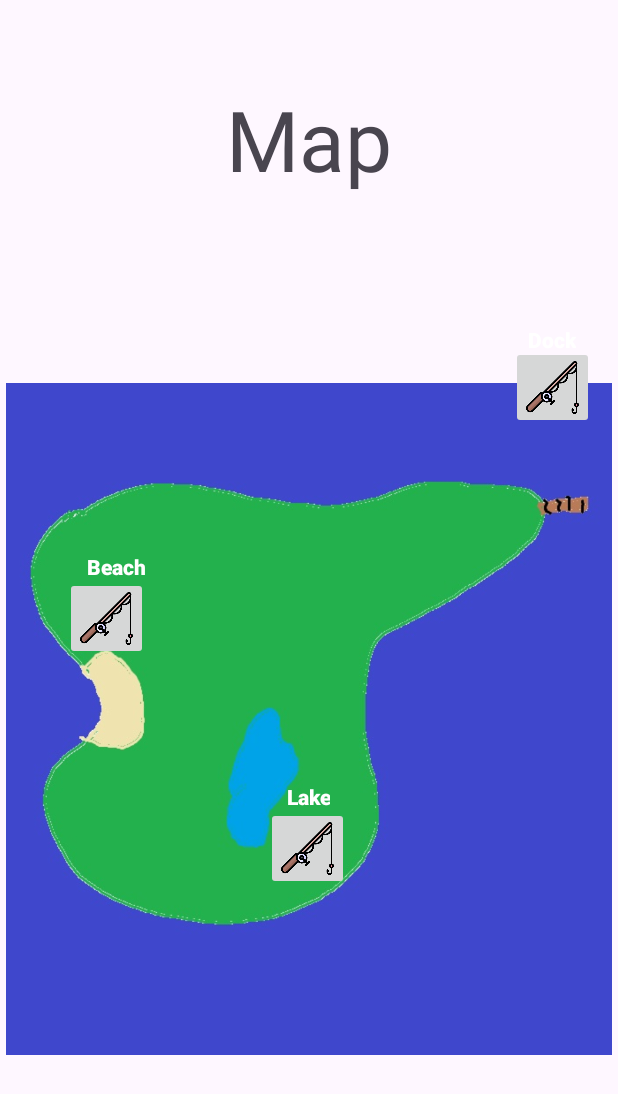
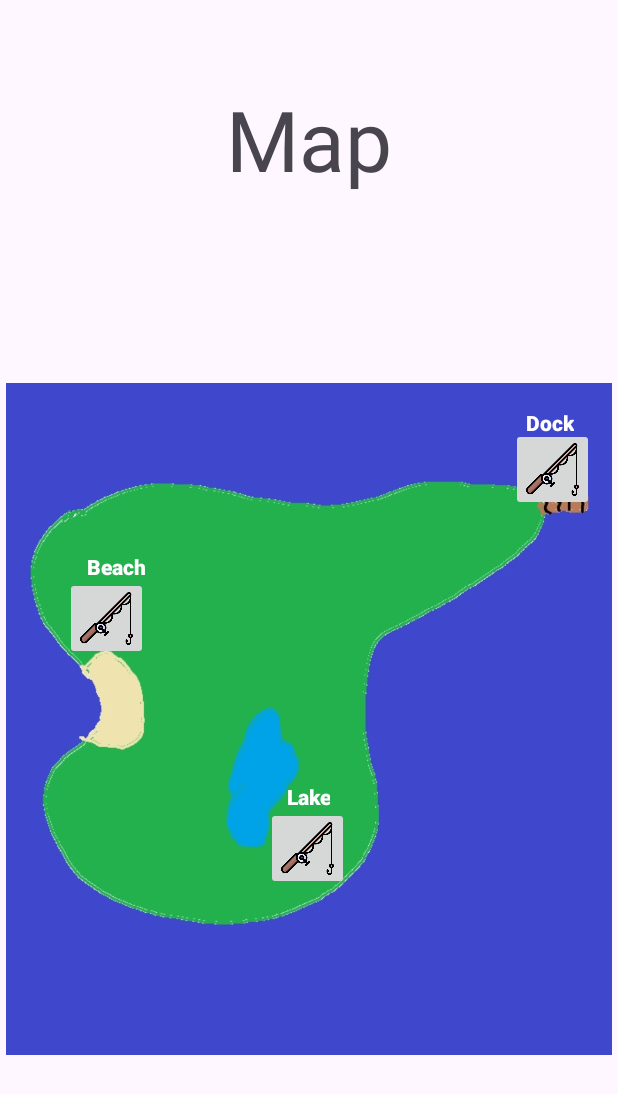
Before and after one commit to Whizma/GOFISH, an Android app: the Map screen opened directly, with no data from a screen before it, on a phone screen of 412 x 824 dp. Shown: the top 1094 px of the screen. Run offline under Robolectric (Android 15) with nearby library versions, the light colour scheme and no system bars.

Commit message:
image position fix

```diff
--- a/app/src/main/res/layout/map.xml
+++ b/app/src/main/res/layout/map.xml
@@ -37,10 +37,10 @@
         android:src="@drawable/rod"
         app:layout_constraintBottom_toBottomOf="parent"
         app:layout_constraintEnd_toEndOf="parent"
-        app:layout_constraintHorizontal_bias="0.955"
+        app:layout_constraintHorizontal_bias="0.956"
         app:layout_constraintStart_toStartOf="parent"
         app:layout_constraintTop_toTopOf="parent"
-        app:layout_constraintVertical_bias="0.3" />
+        app:layout_constraintVertical_bias="0.371" />
 
     <ImageButton
         android:id="@+id/beach"
@@ -92,10 +92,10 @@
         android:textStyle="bold"
         app:layout_constraintBottom_toBottomOf="parent"
         app:layout_constraintEnd_toEndOf="parent"
-        app:layout_constraintHorizontal_bias="0.926"
+        app:layout_constraintHorizontal_bias="0.922"
         app:layout_constraintStart_toStartOf="parent"
         app:layout_constraintTop_toTopOf="parent"
-        app:layout_constraintVertical_bias="0.269" />
+        app:layout_constraintVertical_bias="0.338" />
 
     <TextView
         android:layout_width="wrap_content"
```
